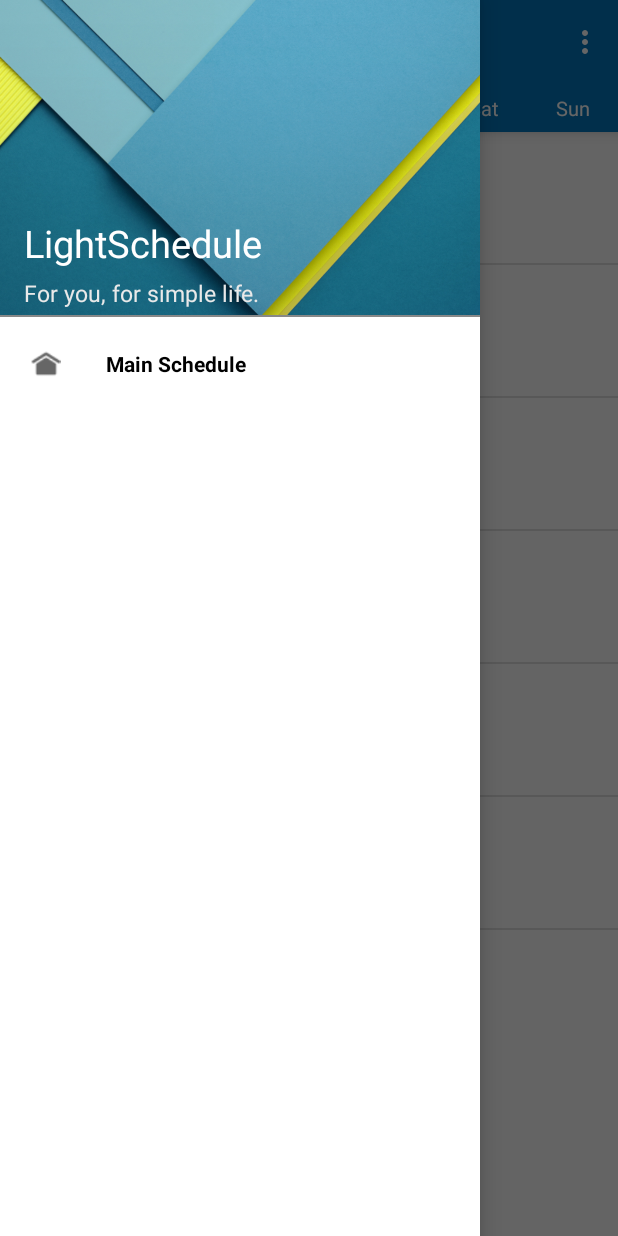
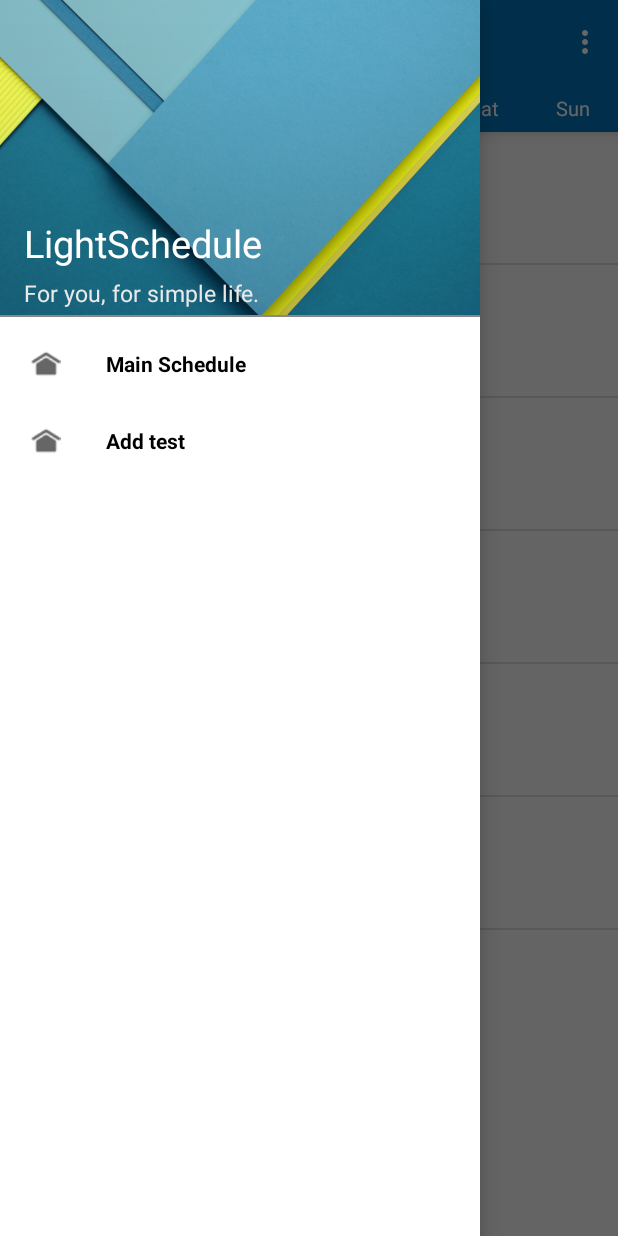
Before and after one commit to 13061121/LightSchedule-Project-Android, an Android app: the screen it shows after launch (MainActivity), with the side drawer open, on a phone screen of 412 x 824 dp. Run offline under Robolectric (Android 15) with nearby library versions, the phone set to English and light mode, and no system bars.

Commit message:
添加addLessonActivity

```diff
--- a/src/main/AndroidManifest.xml
+++ b/src/main/AndroidManifest.xml
@@ -16,6 +16,10 @@
                 <category android:name="android.intent.category.LAUNCHER" />
             </intent-filter>
         </activity>
+        <activity
+            android:name="com.leafli7.lightschedule.Activity.AddLessonActivity"
+            android:label="@string/title_activity_add_lesson" >
+        </activity>
     </application>
 
 </manifest>
--- a/src/main/java/com/leafli7/lightschedule/Adapter/DayScheduleAdapter.java
+++ b/src/main/java/com/leafli7/lightschedule/Adapter/DayScheduleAdapter.java
@@ -1,16 +1,18 @@
 package com.leafli7.lightschedule.Adapter;
 
 import android.content.Context;
+import android.content.Intent;
+import android.util.Log;
 import android.view.LayoutInflater;
 import android.view.View;
 import android.view.ViewGroup;
 import android.widget.BaseAdapter;
-import android.widget.Button;
 import android.widget.LinearLayout;
 import android.widget.TextView;
 import android.widget.Toast;
 
 import com.example.lightschedule.R;
+import com.leafli7.lightschedule.Activity.AddLessonActivity;
 import com.leafli7.lightschedule.Entity.Lesson;
 import com.leafli7.lightschedule.Entity.SingleLessonTime;
 import com.leafli7.lightschedule.Utils.Constant;
@@ -22,6 +24,8 @@ import java.util.ArrayList;
  * Created by xxcub on 2015/10/29.
  */
 public class DayScheduleAdapter extends BaseAdapter {
+    private String TAG = "leafli7 debug : " + getClass().getSimpleName();
+
     private Context context;
     private ArrayList<SingleLessonTime> singleLessonTimes = new ArrayList<>();
     private int curAdapterDayOfWeek;
@@ -50,12 +54,29 @@ public class DayScheduleAdapter extends BaseAdapter {
     }
 
     @Override
-    public View getView(int position, View convertView, ViewGroup parent) {
+    public View getView(final int position, View convertView, ViewGroup parent) {
         String[] lessonNum = Constant.LESSON_NUM;
         String[] lessonTime = Constant.LESSON_TIME;
 
-        LinearLayout llMain = new LinearLayout(context);
+        LinearLayout llMain, llLessonTimeNum;
         llMain = (LinearLayout) LayoutInflater.from(context).inflate(R.layout.day_schedule_list_item, null);
+        llLessonTimeNum = (LinearLayout) llMain.findViewById(R.id.llLessonTimeNum);
+        llLessonTimeNum.setOnClickListener(new View.OnClickListener() {
+            @Override
+            public void onClick(View v) {
+                Toast.makeText(context, "clicked LessonTimeNum " + position, Toast.LENGTH_SHORT).show();
+            }
+        });
+        llLessonTimeNum.setOnLongClickListener(new View.OnLongClickListener() {
+            @Override
+            public boolean onLongClick(View v) {
+                Intent i = new Intent(context, AddLessonActivity.class);
+                context.startActivity(i);
+                Log.e(TAG, "leafli : wait for add activity!");
+                Toast.makeText(context, "long clicked LessonTimeNum " + position, Toast.LENGTH_SHORT).show();
+                return false;
+            }
+        });
 
         LinearLayout llSingleLessonTime = (LinearLayout) llMain.findViewById(R.id.llSingleLessonTime);
         ArrayList<Lesson> curLessones = singleLessonTimes.get(position);
@@ -77,7 +98,14 @@ public class DayScheduleAdapter extends BaseAdapter {
             lessonItemLayout.setOnClickListener(new View.OnClickListener() {
                 @Override
                 public void onClick(View v) {
-                    Toast.makeText(context, "clicked " + lessonItemLayout.getLessonId(), Toast.LENGTH_SHORT).show();
+                    Toast.makeText(context, "clicked lesson : " + lessonItemLayout.getLessonId(), Toast.LENGTH_SHORT).show();
+                }
+            });
+            lessonItemLayout.setOnLongClickListener(new View.OnLongClickListener() {
+                @Override
+                public boolean onLongClick(View v) {
+                    Toast.makeText(context, "long clicked lesson : " + lessonItemLayout.getLessonId(), Toast.LENGTH_SHORT).show();
+                    return false;
                 }
             });
             llSingleLessonTime.addView(lessonItemLayout);
--- a/src/main/java/com/leafli7/lightschedule/MainActivity.java
+++ b/src/main/java/com/leafli7/lightschedule/MainActivity.java
@@ -37,7 +37,7 @@ import SlidingTabs.SlidingTabLayout;
  */
 public class MainActivity extends ActionBarActivity {
 
-    String TAG;
+    String TAG = "leafli7 debug : " + getClass().getSimpleName();
 
     ActionBarDrawerToggle mDrawerToggle;
     DrawerLayout mDrawerLayout;
--- a/src/main/java/com/leafli7/lightschedule/Utils/Constant.java
+++ b/src/main/java/com/leafli7/lightschedule/Utils/Constant.java
@@ -14,7 +14,7 @@ import java.util.Date;
  */
 public abstract class Constant {
     /**
-     * 原则：程序中计数全部从０开始，数据库中计数按照实际情况技术．
+     * 原则：程序和数据库中计数全部从０开始
      * 即，程序中的第０周代表数据库（实际上）的第一周．
      */
     public static Context context;
--- a/src/main/java/com/leafli7/lightschedule/Utils/OwnDbHelper.java
+++ b/src/main/java/com/leafli7/lightschedule/Utils/OwnDbHelper.java
@@ -13,7 +13,7 @@ import com.leafli7.lightschedule.Entity.Lesson;
  * Created by xxcub on 2015/10/30.
  */
 public class OwnDbHelper extends SQLiteOpenHelper {
-    String TAG = getClass().getSimpleName();
+    String TAG = "leafli7 debug : " + getClass().getSimpleName();
     private static String dbScheduleTableName = Constant.DbScheduleTableName;
     private static int version  = 1;
     private Context context;
@@ -21,8 +21,7 @@ public class OwnDbHelper extends SQLiteOpenHelper {
     public OwnDbHelper(Context context) {
         super(context, dbScheduleTableName, null, version);
         this.context = context;
-        Log.e(TAG, "sql constructer!");
-        Log.e(TAG, "leafli7 ~~~~~~~~~~~~~~~~~~~~~~~~~~~~~~~~~~~~~~~~~~~~~~~~~~~~~~~~~~~~~~~~~~~~");
+        Log.e(TAG, "sql construct");
 
 //        try {
 //            String del = "drop table " + dbScheduleTableName + ";";
@@ -31,23 +30,23 @@ public class OwnDbHelper extends SQLiteOpenHelper {
 //            Log.e(TAG, "del exception");
 //        }
 
-        String sql = "create table if not exists " + dbScheduleTableName + "(" +
-                "id integer primary key AUTOINCREMENT," +
-                "name text not null," +
-                "start_week tinyint not null," +
-                "end_week tinyint not null," +
-                "lesson_time_num tinyint not null," +
-                "teacher_name nchar(55)," +
-                "classroom text not null," +
-                "is_tiny_lesson int not null," +
-                "is_first_half int," +
-                "is_single_week_lesson int not null," +
-                "is_odd_week_lesson int," +
-                Constant.tableColumnDayOfWeek + " int" +
-                ");";
-        getWritableDatabase().execSQL(sql);
+//        String sql = "create table if not exists " + dbScheduleTableName + "(" +
+//                "id integer primary key AUTOINCREMENT," +
+//                "name text not null," +
+//                "start_week tinyint not null," +
+//                "end_week tinyint not null," +
+//                "lesson_time_num tinyint not null," +
+//                "teacher_name nchar(55)," +
+//                "classroom text not null," +
+//                "is_tiny_lesson int not null," +
+//                "is_first_half int," +
+//                "is_single_week_lesson int not null," +
+//                "is_odd_week_lesson int," +
+//                Constant.tableColumnDayOfWeek + " int" +
+//                ");";
+//        getWritableDatabase().execSQL(sql);
 
-        showAllData();
+//        showAllData();
     }
 
     //show all date in db
--- a/src/main/java/com/leafli7/lightschedule/ScrimInsetsFrameLayout.java
+++ b/src/main/java/com/leafli7/lightschedule/View/ScrimInsetsFrameLayout.java
@@ -1,4 +1,4 @@
-package com.leafli7.lightschedule;
+package com.leafli7.lightschedule.View;
 
 import android.content.Context;
 import android.content.res.TypedArray;
--- a/src/main/java/com/leafli7/lightschedule/fragment/DayScheduleFragment.java
+++ b/src/main/java/com/leafli7/lightschedule/fragment/DayScheduleFragment.java
@@ -17,7 +17,7 @@ import com.leafli7.lightschedule.Adapter.DayScheduleAdapter;
  */
 public class DayScheduleFragment extends Fragment {
 
-    String TAG = getClass().getSimpleName();
+    String TAG = "leafli7 debug : " + getClass().getSimpleName();
 
     private int curFragmentDayOfWeek;
     private ListView lvDayScheduleListView;
--- a/src/main/res/layout/day_schedule_list_item.xml
+++ b/src/main/res/layout/day_schedule_list_item.xml
@@ -12,6 +12,7 @@
         android:gravity="center_vertical|center_horizontal|center"
         android:layout_marginTop="@dimen/margin_top_bottom"
         android:layout_marginBottom="@dimen/margin_top_bottom"
+        android:id="@+id/llLessonTimeNum"
         >
 
         <TextView
--- a/src/main/res/layout/lesson_item_layout.xml
+++ b/src/main/res/layout/lesson_item_layout.xml
@@ -12,7 +12,8 @@
         android:layout_toLeftOf="@+id/llHideInfo"
         android:orientation="vertical"
         android:layout_centerVertical="true"
-        android:layout_centerInParent="true">
+        android:layout_centerInParent="true"
+        >
 
         <TextView
             android:id="@+id/tvLessonName"
--- a/src/main/res/layout/navdrawer.xml
+++ b/src/main/res/layout/navdrawer.xml
@@ -117,6 +117,49 @@
                 </LinearLayout>
             </LinearLayout>
 
+            <LinearLayout xmlns:android="http://schemas.android.com/apk/res/android"
+                android:layout_width="match_parent"
+                android:layout_height="wrap_content"
+                android:background="@android:color/transparent"
+                android:orientation="vertical">
+
+                <LinearLayout xmlns:android="http://schemas.android.com/apk/res/android"
+                    android:layout_width="match_parent"
+                    android:layout_height="wrap_content"
+                    android:background="?android:attr/selectableItemBackground"
+                    android:orientation="horizontal">
+
+                    <ImageView
+                        android:layout_width="30dp"
+                        android:layout_height="20dp"
+                        android:layout_gravity="center_vertical"
+                        android:layout_marginLeft="15dp"
+                        android:src="@drawable/ic_nav_home"
+                        android:layout_marginRight="0dp" />
+
+                    <TextView xmlns:android="http://schemas.android.com/apk/res/android"
+                        android:layout_width="match_parent"
+                        android:layout_height="wrap_content"
+                        android:textColor="@color/colorText"
+                        android:minHeight="?android:attr/listPreferredItemHeightSmall"
+                        android:background="@android:color/transparent"
+                        android:text="Add test"
+                        android:textStyle="bold"
+                        android:singleLine="false"
+                        android:focusableInTouchMode="true"
+                        android:fontFamily="sans-serif"
+                        android:focusable="false"
+                        android:elegantTextHeight="false"
+                        android:editable="false"
+                        android:paddingTop="16dp"
+                        android:paddingRight="16dp"
+                        android:paddingBottom="16dp"
+                        android:paddingLeft="25dp" />
+
+                </LinearLayout>
+            </LinearLayout>
+
+
         </LinearLayout>
     </ScrollView>
 
--- a/src/main/res/values/dimens.xml
+++ b/src/main/res/values/dimens.xml
@@ -10,4 +10,5 @@
     <dimen name="margin_left_right">16dp</dimen>
     <dimen name="margin_left_right_twice">32dp</dimen>
     <dimen name="vertical_item_high72">72dp</dimen>
+    <dimen name="toolbar_height">56dp</dimen>
 </resources>
--- a/src/main/res/values/strings.xml
+++ b/src/main/res/values/strings.xml
@@ -7,4 +7,7 @@
 
 <!-- TODO: Remove or change this placeholder text -->
     <string name="hello_blank_fragment">Hello blank fragment</string>
+    <string name="title_activity_add_lesson">AddLessonActivity</string>
+
+    <string name="hello_world">Hello world!</string>
 </resources>
```
Also changed, not shown: src/main/java/com/leafli7/lightschedule/Activity/AddLessonActivity.java (added, +48 -0 lines), src/main/res/layout/activity_add_lesson.xml (added, +16 -0 lines), src/main/res/menu/menu_add_lesson.xml (added, +7 -0 lines).
